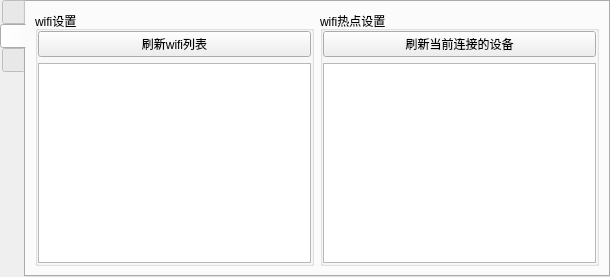
This is Gui/Options/optionui.ui in rpdhunter/swbox as Qt 5 draws it before an edit. The edited form follows.
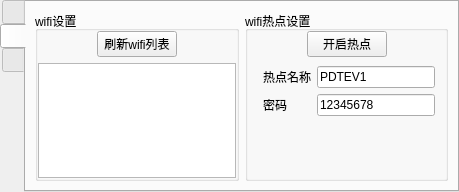
This is the edited form. The open tabs and pages were chosen to show the change.

What changed in the file:
```diff
--- a/Gui/Options/optionui.ui
+++ b/Gui/Options/optionui.ui
@@ -6,8 +6,8 @@
    <rect>
     <x>0</x>
     <y>0</y>
-    <width>610</width>
-    <height>277</height>
+    <width>459</width>
+    <height>192</height>
    </rect>
   </property>
   <property name="sizePolicy">
@@ -16,6 +16,12 @@
     <verstretch>0</verstretch>
    </sizepolicy>
   </property>
+  <property name="maximumSize">
+   <size>
+    <width>459</width>
+    <height>192</height>
+   </size>
+  </property>
   <property name="windowTitle">
    <string notr="true">Form</string>
   </property>
@@ -37,6 +43,12 @@
    </property>
    <item>
     <widget class="QTabWidget" name="tabWidget">
+     <property name="maximumSize">
+      <size>
+       <width>459</width>
+       <height>192</height>
+      </size>
+     </property>
      <property name="tabPosition">
       <enum>QTabWidget::West</enum>
      </property>
@@ -634,13 +646,16 @@
       <attribute name="title">
        <string/>
       </attribute>
-      <layout class="QHBoxLayout" name="horizontalLayout_8">
+      <layout class="QHBoxLayout" name="horizontalLayout_8" stretch="1,1">
        <item>
         <widget class="QGroupBox" name="groupBox">
          <property name="title">
           <string>wifi设置</string>
          </property>
          <layout class="QVBoxLayout" name="verticalLayout_4">
+          <property name="spacing">
+           <number>6</number>
+          </property>
           <property name="leftMargin">
            <number>0</number>
           </property>
@@ -653,6 +668,21 @@
           <property name="bottomMargin">
            <number>0</number>
           </property>
+          <item>
+           <layout class="QHBoxLayout" name="horizontalLayout_10">
+            <item>
+             <spacer name="horizontalSpacer_16">
+              <property name="orientation">
+               <enum>Qt::Horizontal</enum>
+              </property>
+              <property name="sizeHint" stdset="0">
+               <size>
+                <width>40</width>
+                <height>20</height>
+               </size>
+              </property>
+             </spacer>
+            </item>
           <item>
            <widget class="QPushButton" name="pushButton">
             <property name="text">
@@ -664,7 +694,32 @@
            </widget>
           </item>
           <item>
-           <widget class="QListWidget" name="listWidget"/>
+             <spacer name="horizontalSpacer_15">
+              <property name="orientation">
+               <enum>Qt::Horizontal</enum>
+              </property>
+              <property name="sizeHint" stdset="0">
+               <size>
+                <width>40</width>
+                <height>20</height>
+               </size>
+              </property>
+             </spacer>
+            </item>
+           </layout>
+          </item>
+          <item>
+           <widget class="QListWidget" name="listWidget">
+            <property name="frameShape">
+             <enum>QFrame::StyledPanel</enum>
+            </property>
+            <property name="frameShadow">
+             <enum>QFrame::Sunken</enum>
+            </property>
+            <property name="lineWidth">
+             <number>1</number>
+            </property>
+           </widget>
           </item>
          </layout>
         </widget>
@@ -675,6 +730,9 @@
           <string>wifi热点设置</string>
          </property>
          <layout class="QVBoxLayout" name="verticalLayout_5">
+          <property name="spacing">
+           <number>0</number>
+          </property>
           <property name="leftMargin">
            <number>0</number>
           </property>
@@ -687,15 +745,113 @@
           <property name="bottomMargin">
            <number>0</number>
           </property>
+          <item>
+           <layout class="QHBoxLayout" name="horizontalLayout_11">
+            <item>
+             <spacer name="horizontalSpacer_17">
+              <property name="orientation">
+               <enum>Qt::Horizontal</enum>
+              </property>
+              <property name="sizeHint" stdset="0">
+               <size>
+                <width>40</width>
+                <height>20</height>
+               </size>
+              </property>
+             </spacer>
+            </item>
           <item>
            <widget class="QPushButton" name="pushButton_hot">
             <property name="text">
-             <string>刷新当前连接的设备</string>
+               <string>开启热点</string>
             </property>
            </widget>
           </item>
           <item>
-           <widget class="QListWidget" name="listWidget_hot"/>
+             <spacer name="horizontalSpacer_18">
+              <property name="orientation">
+               <enum>Qt::Horizontal</enum>
+              </property>
+              <property name="sizeHint" stdset="0">
+               <size>
+                <width>40</width>
+                <height>20</height>
+               </size>
+              </property>
+             </spacer>
+            </item>
+           </layout>
+          </item>
+          <item>
+           <widget class="QWidget" name="widget" native="true">
+            <property name="sizePolicy">
+             <sizepolicy hsizetype="Expanding" vsizetype="Expanding">
+              <horstretch>0</horstretch>
+              <verstretch>0</verstretch>
+             </sizepolicy>
+            </property>
+            <layout class="QGridLayout" name="gridLayout_2">
+             <property name="leftMargin">
+              <number>15</number>
+             </property>
+             <property name="rightMargin">
+              <number>10</number>
+             </property>
+             <item row="0" column="0">
+              <widget class="QLabel" name="label">
+               <property name="text">
+                <string>热点名称</string>
+               </property>
+              </widget>
+             </item>
+             <item row="0" column="1">
+              <widget class="QLineEdit" name="lineEdit_wifi_hot_name">
+               <property name="minimumSize">
+                <size>
+                 <width>0</width>
+                 <height>0</height>
+                </size>
+               </property>
+               <property name="text">
+                <string>PDTEV1</string>
+               </property>
+              </widget>
+             </item>
+             <item row="1" column="0">
+              <widget class="QLabel" name="label_2">
+               <property name="text">
+                <string>密码</string>
+               </property>
+              </widget>
+             </item>
+             <item row="1" column="1">
+              <widget class="QLineEdit" name="lineEdit_wifi_hot_password">
+               <property name="minimumSize">
+                <size>
+                 <width>0</width>
+                 <height>0</height>
+                </size>
+               </property>
+               <property name="text">
+                <string>12345678</string>
+               </property>
+              </widget>
+             </item>
+             <item row="2" column="0">
+              <spacer name="verticalSpacer_2">
+               <property name="orientation">
+                <enum>Qt::Vertical</enum>
+               </property>
+               <property name="sizeHint" stdset="0">
+                <size>
+                 <width>20</width>
+                 <height>113</height>
+                </size>
+               </property>
+              </spacer>
+             </item>
+            </layout>
+           </widget>
           </item>
          </layout>
         </widget>
```
Left out of the diff: 115 changed lines with no effect on the pictures. Lines whose indentation alone changed are shown as unchanged.
